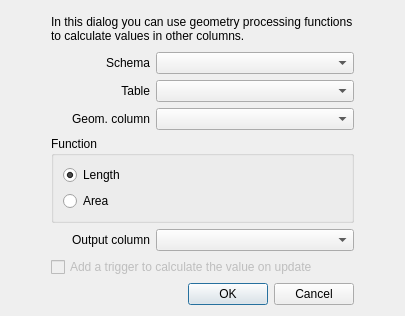
Before: the Qt Designer form ui/DlgGeomProcessing.ui in wonder-sk/postgis_manager, drawn with Qt 5.
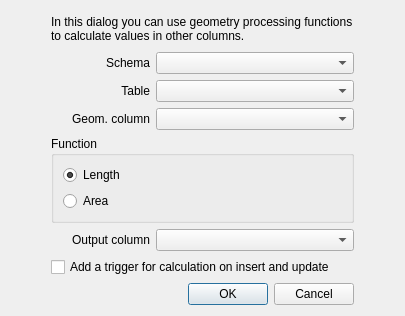
After: the same form once the commit is applied.

Commit message: postgis-manager: enable/disable/delete triggers, delete rules, create trigger to set calculated value from geometry on insert/update

What changed in the file:
```diff
--- a/ui/DlgGeomProcessing.ui
+++ b/ui/DlgGeomProcessing.ui
@@ -164,11 +164,8 @@
    </item>
    <item row="4" column="1">
     <widget class="QCheckBox" name="chkUpdateTrigger">
-     <property name="enabled">
-      <bool>false</bool>
-     </property>
      <property name="text">
-      <string>Add a trigger to calculate the value on update</string>
+      <string>Add a trigger for calculation on insert and update</string>
      </property>
     </widget>
    </item>
```
The commit also changes 4 other files.
